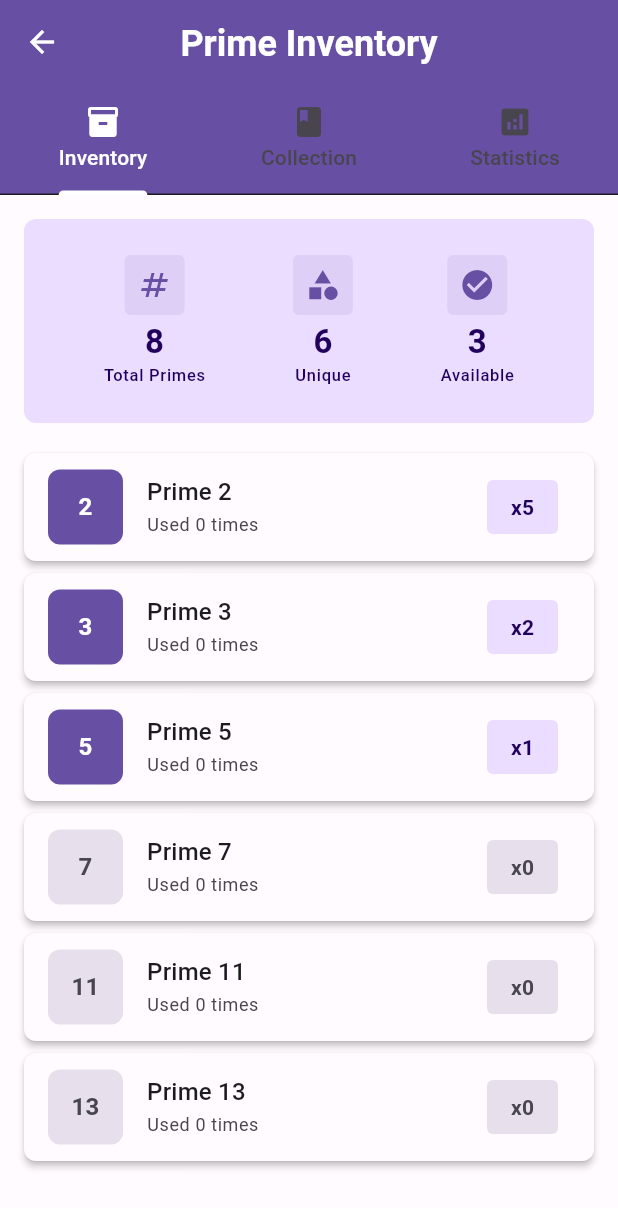
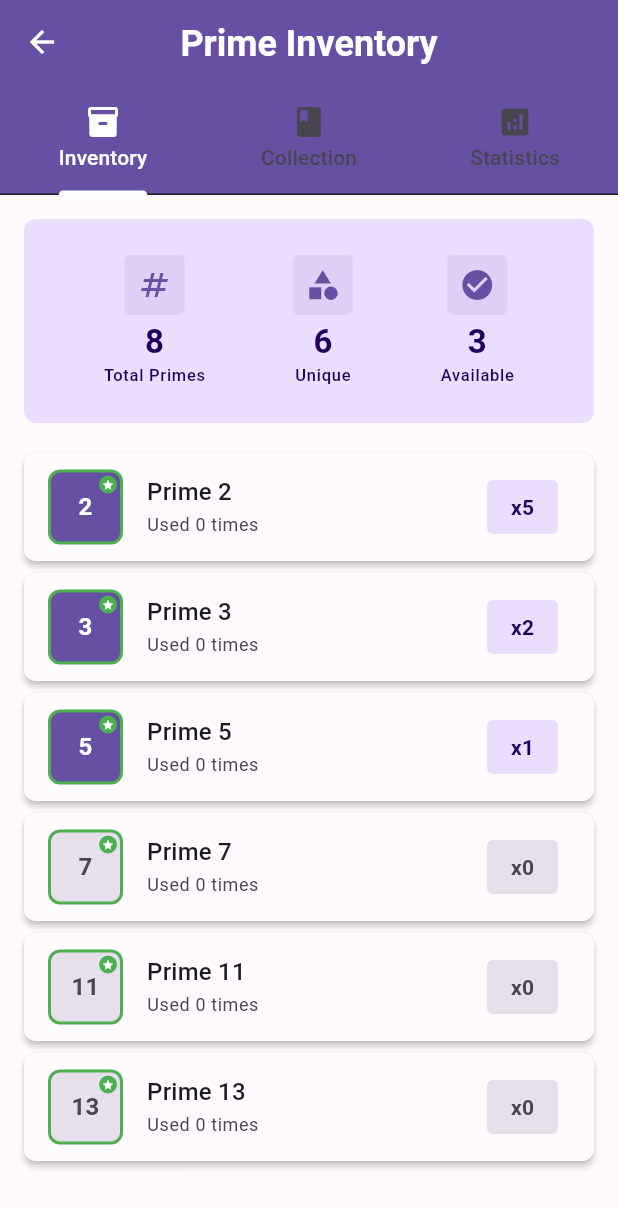
Before and after one commit to WMs784/composite_hunter, a Flutter app: the InventoryScreen screen opened by its route, on a phone screen of 412 x 824 dp. Shown: the top 1208 px of the screen. Run offline on Flutter 3.47's test engine with Material 3 defaults, Android fonts, the phone set to English and light mode, and no system bars; our stand-ins replace flutter_riverpod, freezed_annotation, shared_preferences, sqflite; accounts and stored records are empty.

```diff
--- a/lib/presentation/screens/inventory/inventory_screen.dart
+++ b/lib/presentation/screens/inventory/inventory_screen.dart
@@ -341,6 +341,7 @@ class _InventoryScreenState extends ConsumerState<InventoryScreen>
 
   Widget _buildPrimeItem(Prime prime, int usage, AppLocalizations l10n) {
     final isAvailable = prime.count > 0;
+    final isRecentlyObtained = DateTime.now().difference(prime.firstObtained).inMinutes < 5;
 
     return Card(
       margin: const EdgeInsets.symmetric(vertical: Dimensions.spacingXs),
@@ -351,8 +352,14 @@ class _InventoryScreenState extends ConsumerState<InventoryScreen>
           decoration: BoxDecoration(
             color: isAvailable ? AppColors.primary : AppColors.surfaceVariant,
             borderRadius: BorderRadius.circular(Dimensions.radiusM),
+            border: isRecentlyObtained ? Border.all(
+              color: AppColors.victoryGreen,
+              width: 2,
+            ) : null,
           ),
-          child: Center(
+          child: Stack(
+            children: [
+              Center(
                 child: Text(
                   prime.value.toString(),
                   style: AppTextStyles.titleMedium.copyWith(
@@ -360,6 +367,26 @@ class _InventoryScreenState extends ConsumerState<InventoryScreen>
                     fontWeight: FontWeight.bold,
                   ),
                 ),
+              ),
+              if (isRecentlyObtained)
+                Positioned(
+                  top: 2,
+                  right: 2,
+                  child: Container(
+                    width: 12,
+                    height: 12,
+                    decoration: BoxDecoration(
+                      color: AppColors.victoryGreen,
+                      borderRadius: BorderRadius.circular(6),
+                    ),
+                    child: const Icon(
+                      Icons.star,
+                      color: Colors.white,
+                      size: 8,
+                    ),
+                  ),
+                ),
+            ],
           ),
         ),
         title: Text(
```
Also changed, not shown: lib/presentation/providers/inventory_provider.dart (+6 -1 lines), lib/presentation/screens/battle/battle_screen.dart (+18 -4 lines). Lines whose indentation alone changed are shown as unchanged.
